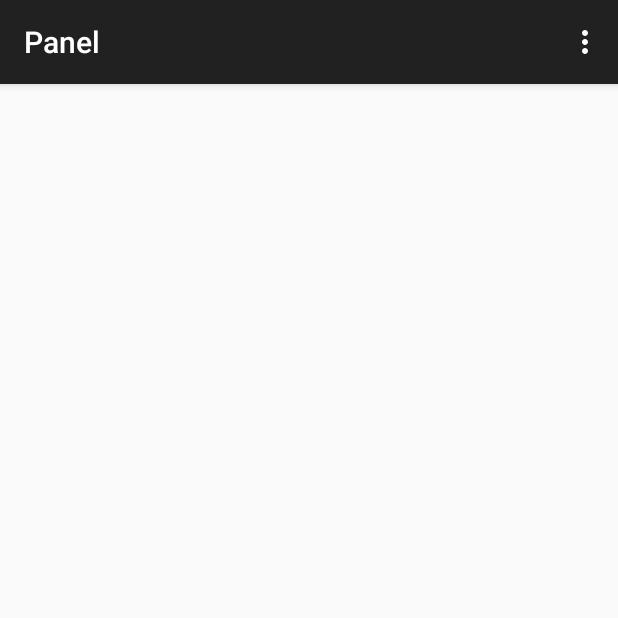
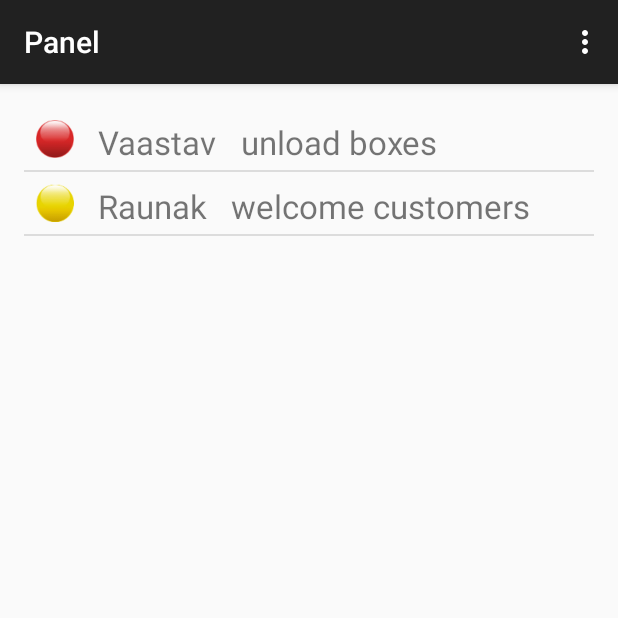
Before and after one commit to radu33/terminal_nwHacks, an Android app: the PanelActivity screen opened directly, with no data from a screen before it, on a phone screen of 412 x 824 dp, the top half of it. Run offline under Robolectric (Android 15) with nearby library versions, the light colour scheme and no system bars.

Commit message:
update 3:27 Avetis

```diff
--- a/Curo/app/src/main/java/theterminal/curo/Activity/PanelActivity.java
+++ b/Curo/app/src/main/java/theterminal/curo/Activity/PanelActivity.java
@@ -1,10 +1,12 @@
 package theterminal.curo.Activity;
 
+import android.app.FragmentTransaction;
 import android.support.v7.app.ActionBarActivity;
 import android.os.Bundle;
 import android.view.Menu;
 import android.view.MenuItem;
 
+import theterminal.curo.Fragment.MinionList;
 import theterminal.curo.R;
 
 public class PanelActivity extends ActionBarActivity {
@@ -13,6 +15,11 @@ public class PanelActivity extends ActionBarActivity {
     protected void onCreate(Bundle savedInstanceState) {
         super.onCreate(savedInstanceState);
         setContentView(R.layout.activity_panel);
+
+        FragmentTransaction fragmentTransaction = getFragmentManager().beginTransaction();
+        MinionList minionList = MinionList.getInstance();
+        fragmentTransaction.add(R.id.panel_minion_list, minionList);
+        fragmentTransaction.commit();
     }
 
 
--- a/Curo/app/src/main/java/theterminal/curo/Adapter/MinionAdapter.java
+++ b/Curo/app/src/main/java/theterminal/curo/Adapter/MinionAdapter.java
@@ -53,14 +53,29 @@ public class MinionAdapter extends ArrayAdapter<Minion>{
             minionName.setText(mMinions.get(position).getName());
             taskName.setText(mMinions.get(position).getCurrentTask().getName());
 
-            //TODO: complete icons
-            //Drawable icon = getIcon();
+
+            Drawable icon = getIcon(mMinions.get(position).getStatus());
+
+            completionIcon.setImageDrawable(icon);
 
         }
 
         return rowView;
     }
 
+    private Drawable getIcon(int status){
+        Drawable icon = null;
+        switch (status){
+            case 0: icon = mContext.getResources().getDrawable(R.drawable.icon_red);
+                break;
+            case 1: icon = mContext.getResources().getDrawable(R.drawable.icon_yellow);
+                break;
+            case 2: icon = mContext.getResources().getDrawable(R.drawable.icon_green);
+                break;
+        }
+        return icon;
+    }
+
 
 
 }
--- a/Curo/app/src/main/java/theterminal/curo/Fragment/MinionList.java
+++ b/Curo/app/src/main/java/theterminal/curo/Fragment/MinionList.java
@@ -10,7 +10,9 @@ import android.widget.ListView;
 
 import java.util.ArrayList;
 
+import theterminal.curo.Adapter.MinionAdapter;
 import theterminal.curo.Model.Minion;
+import theterminal.curo.Model.Task;
 import theterminal.curo.R;
 
 /**
@@ -65,10 +67,24 @@ public class MinionList extends Fragment {
     public void onActivityCreated(Bundle savedInstanceStates){
         super.onActivityCreated(savedInstanceStates);
 
+        mMinions = new ArrayList<Minion>();
+
+        //MOCK VALUES
+        Task t1 = new Task("unload boxes", "ipsum", 0, null, null);
+        Task t2 = new Task("welcome customers", "dolor", 0, null, null);
+        mMinions.add(new Minion("Vaastav", 0, t1, null));
+        mMinions.add(new Minion("Raunak", 1, t2, null));
+
         //assign ListView
         mListView = (ListView) getActivity().findViewById(R.id.fragment_minion_list_listview);
 
         //instantiate adapter
+        MinionAdapter adapter = new MinionAdapter(getActivity(), mMinions);
+
+        //set adapter
+        mListView.setAdapter(adapter);
+
+
 
 
     }
--- a/Curo/app/src/main/java/theterminal/curo/Model/Minion.java
+++ b/Curo/app/src/main/java/theterminal/curo/Model/Minion.java
@@ -38,6 +38,7 @@ public class Minion {
      */
     public Minion(String name, int status, Task currentTask, ArrayList<Task> secondaryTasks){
         mName = name;
+        mStatus = status;
         mCurrentTask = currentTask;
         mTasks = secondaryTasks;
     }
@@ -53,6 +54,7 @@ public class Minion {
     public Minion(String name, int status, double latitude, double longitude ,
                   Task currentTask, ArrayList<Task> secondaryTasks){
         mName = name;
+        mStatus = status;
         mLat = latitude;
         mLong = longitude;
         mCurrentTask = currentTask;
--- a/Curo/app/src/main/java/theterminal/curo/Model/Task.java
+++ b/Curo/app/src/main/java/theterminal/curo/Model/Task.java
@@ -29,13 +29,14 @@ public class Task {
     /* Constructors */
 
     /**
-     *
+     * @param name name of task
      * @param desc  description
      * @param status completion status
      * @param startTime start time of task
      * @param endTime end time of task
      */
-    public Task(String desc, int status, GregorianCalendar startTime, GregorianCalendar endTime){
+    public Task(String name, String desc, int status, GregorianCalendar startTime, GregorianCalendar endTime){
+        mName = name;
         mDescrition = desc;
         mStatus = status;
         mStartTime = startTime;
--- a/Curo/app/src/main/res/layout/activity_panel.xml
+++ b/Curo/app/src/main/res/layout/activity_panel.xml
@@ -6,4 +6,9 @@
     android:paddingBottom="@dimen/activity_vertical_margin"
     tools:context="theterminal.curo.Activity.PanelActivity">
 
+    <FrameLayout
+        android:id="@+id/panel_minion_list"
+        android:layout_width="match_parent"
+        android:layout_height="match_parent"/>
+
 </RelativeLayout>
--- a/Curo/app/src/main/res/layout/fragment_minion_list.xml
+++ b/Curo/app/src/main/res/layout/fragment_minion_list.xml
@@ -5,6 +5,6 @@
     <ListView
         android:id="@+id/fragment_minion_list_listview"
         android:layout_width="match_parent"
-        android:layout_height="match_parent"/>
+        android:layout_height="@dimen/minion_list_height"/>
 
 </FrameLayout>
--- a/Curo/app/src/main/res/layout/minion_list_row.xml
+++ b/Curo/app/src/main/res/layout/minion_list_row.xml
@@ -1,22 +1,39 @@
 <?xml version="1.0" encoding="utf-8"?>
-<LinearLayout xmlns:android="http://schemas.android.com/apk/res/android"
-    android:orientation="horizontal"
+<RelativeLayout xmlns:android="http://schemas.android.com/apk/res/android"
+    android:orientation="vertical"
     android:layout_width="match_parent"
     android:layout_height="match_parent">
+
+    <ImageView
+        android:id="@+id/minion_list_row_completion_icon"
+        android:layout_width="@dimen/minion_list_icon"
+        android:layout_height="@dimen/minion_list_icon"
+        android:layout_alignParentLeft="true"
+        android:layout_alignParentTop="true"
+        android:layout_margin="@dimen/ui_margin"/>
 
     <TextView
         android:id="@+id/minion_list_row_minon_name"
         android:layout_width="wrap_content"
-        android:layout_height="match_parent" />
+        android:layout_height="match_parent"
+        android:layout_toRightOf="@id/minion_list_row_completion_icon"
+        android:layout_alignParentTop="true"
+        android:layout_marginTop="@dimen/ui_margin"
+        android:layout_marginLeft="@dimen/ui_margin"
+        android:textSize="@dimen/text_large"/>
 
     <TextView
         android:id="@+id/minion_list_row_task_name"
         android:layout_width="wrap_content"
-        android:layout_height="match_parent" />
+        android:layout_height="match_parent"
+        android:layout_toRightOf="@id/minion_list_row_minon_name"
+        android:layout_marginTop="@dimen/ui_margin"
+        android:layout_marginLeft="@dimen/double_margin"
+        android:maxLines="1"
+        android:maxLength="20"
+        android:ellipsize="end"
+        android:textSize="@dimen/text_large"/>
 
-    <ImageView
-        android:id="@+id/minion_list_row_completion_icon"
-        android:layout_width="wrap_content"
-        android:layout_height="wrap_content" />
 
-</LinearLayout>
+
+</RelativeLayout>
--- a/Curo/app/src/main/res/values/dimens.xml
+++ b/Curo/app/src/main/res/values/dimens.xml
@@ -2,4 +2,14 @@
     <!-- Default screen margins, per the Android Design guidelines. -->
     <dimen name="activity_horizontal_margin">16dp</dimen>
     <dimen name="activity_vertical_margin">16dp</dimen>
+    <dimen name="ui_margin">8dp</dimen>
+    <dimen name="double_margin">16dp</dimen>
+    <dimen name="text_micro">12sp</dimen>
+    <dimen name="text_small">14sp</dimen>
+    <dimen name="text_medium">18sp</dimen>
+    <dimen name="text_large">22sp</dimen>
+
+
+    <dimen name='minion_list_icon'>25dp</dimen>
+    <dimen name="minion_list_height">250dp</dimen>
 </resources>
--- a/Curo/app/src/main/res/values/strings.xml
+++ b/Curo/app/src/main/res/values/strings.xml
@@ -6,4 +6,7 @@
     <string name="title_activity_panel">Panel</string>
     <string name="title_activity_main">main</string>
 
+<!-- TODO: Remove or change this placeholder text -->
+    <string name="hello_blank_fragment">Hello blank fragment</string>
+
 </resources>
```
Also changed, not shown: Curo/app/src/main/java/theterminal/curo/Fragment/TaskViewer.java (added, +126 -0 lines), Curo/app/src/main/res/layout/fragment_task_viewer.xml (added, +25 -0 lines), Curo/app/src/main/res/drawable/icon_green.png (added), Curo/app/src/main/res/drawable/icon_red.png (added), Curo/app/src/main/res/drawable/icon_yellow.png (added), 1 other file.
